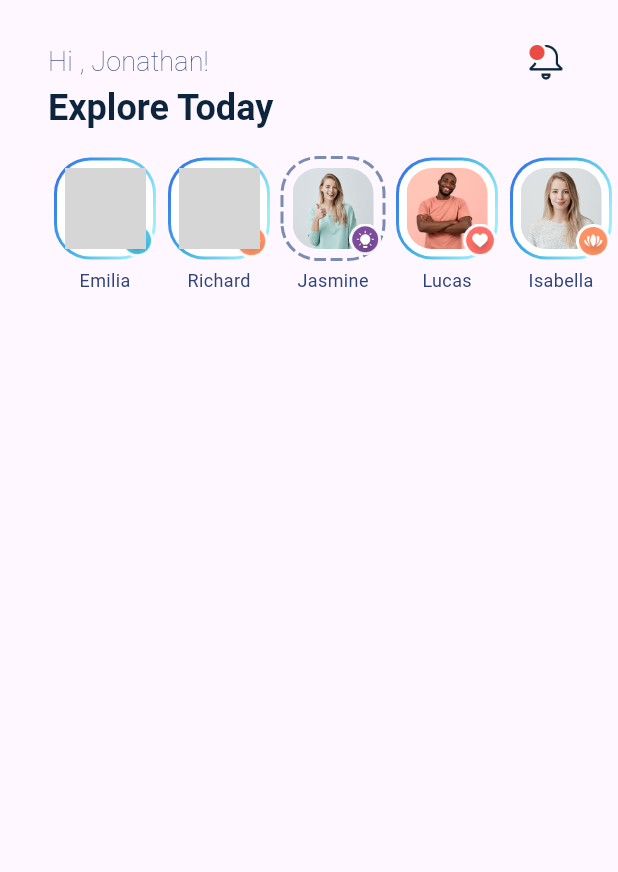
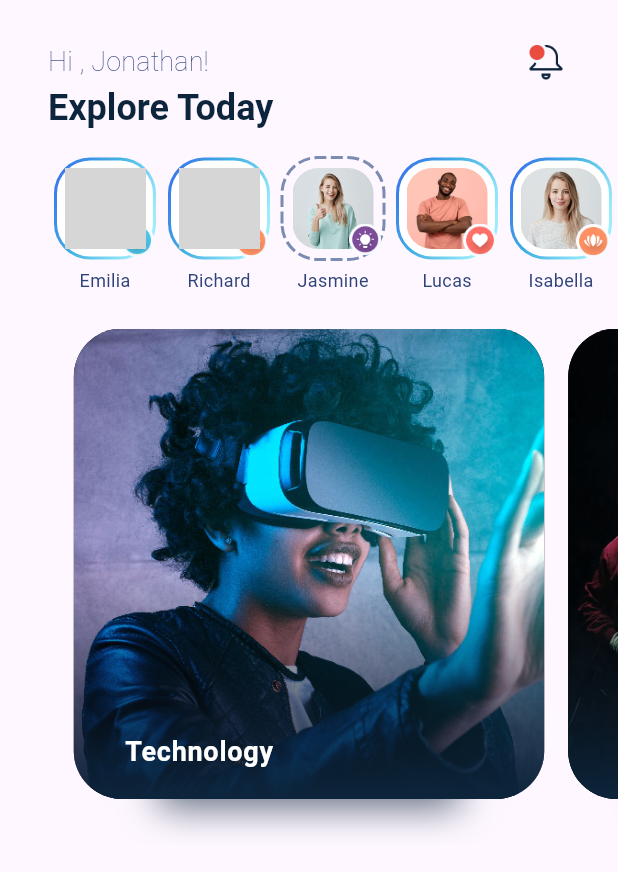
Before and after one commit to mohammadhoseinmoradi/blogClubFlutter, a Flutter app: the screen it shows after launch, on a phone screen of 412 x 824 dp. Shown: the top 872 px of the screen. Run offline on Flutter 3.47's test engine with Material 3 defaults, Android fonts, the phone set to English and light mode, and no system bars; drawn by our look-alikes of carousel_slider, dotted_border; Roboto replaces fonts that are missing (Avenir); grey boxes are pictures that could not be loaded.

```diff
--- a/blogclub/lib/main.dart
+++ b/blogclub/lib/main.dart
@@ -1,6 +1,7 @@
 import 'package:dotted_border/dotted_border.dart';
 import 'package:flutter/material.dart';
 import './data.dart';
+import 'package:carousel_slider/carousel_slider.dart';
 
 void main() {
   runApp(const MyApp());
@@ -48,7 +49,12 @@ class MyApp extends StatelessWidget {
             bodyMedium: TextStyle(
                 fontFamily: DefaultFontFamily,
                 color: secondaryTextColor,
-                fontSize: 12)),
+                fontSize: 12),
+            bodyLarge: TextStyle(
+                fontFamily: DefaultFontFamily,
+                fontWeight: FontWeight.bold,
+                color: primaryTextcolor,
+                fontSize: 18)),
       ),
       home: const HomeScreen(),
     );
@@ -92,11 +98,94 @@ class HomeScreen extends StatelessWidget {
                 style: themeData.textTheme.headlineLarge,
               ),
             ),
-            _StoryList(stories: stories, themeData: themeData)
+            _StoryList(stories: stories, themeData: themeData),
+            const SizedBox(
+              height: 16,
+            ),
+            const _CategoryList()
           ],
         ),
       ),
     ));
+  }
+}
+
+class _CategoryList extends StatelessWidget {
+  const _CategoryList({
+    super.key,
+  });
+
+  @override
+  Widget build(BuildContext context) {
+    final categories = AppDatabase.categories;
+    return CarouselSlider.builder(
+        itemCount: categories.length,
+        itemBuilder: (context, index, realIndex) {
+          return _CategoryItem(
+            category: categories[realIndex],
+          );
+        },
+        options: CarouselOptions(
+          scrollDirection: Axis.horizontal,
+          viewportFraction: 0.8,
+          aspectRatio: 1.2,
+          initialPage: 0,
+          disableCenter: true,
+          enableInfiniteScroll: false,
+          enlargeCenterPage: true,
+          enlargeStrategy: CenterPageEnlargeStrategy.height,
+        ));
+  }
+}
+
+class _CategoryItem extends StatelessWidget {
+  final Category category;
+  const _CategoryItem({
+    super.key,
+    required this.category,
+  });
+
+  @override
+  Widget build(BuildContext context) {
+    return Stack(children: [
+      Positioned.fill(
+          top: 100,
+          right: 65,
+          left: 65,
+          bottom: 24,
+          child: Container(
+            decoration: const BoxDecoration(
+              boxShadow: [BoxShadow(blurRadius: 20, color: Color(0xaa0d253c))],
+            ),
+          )),
+      Container(
+        margin: const EdgeInsets.fromLTRB(8, 0, 8, 16),
+        foregroundDecoration: BoxDecoration(
+            borderRadius: BorderRadius.circular(32),
+            gradient: const LinearGradient(
+                begin: Alignment.bottomCenter,
+                end: Alignment.center,
+                colors: [Color(0xff0d253c), Colors.transparent])),
+        decoration: BoxDecoration(
+            color: Colors.black, borderRadius: BorderRadius.circular(32)),
+        child: ClipRRect(
+          borderRadius: BorderRadius.circular(32),
+          child: Image.asset(
+            'assets/img/posts/large/${category.imageFileName}',
+            fit: BoxFit.cover,
+          ),
+        ),
+      ),
+      Positioned(
+        bottom: 48,
+        left: 42,
+        child: Text(
+          category.title,
+          style:
+              Theme.of(context).textTheme.bodyLarge!.apply(color: Colors.white),
+        ),
+      )
+    ]);
   }
 }
 
--- a/blogclub/pubspec.yaml
+++ b/blogclub/pubspec.yaml
@@ -36,6 +36,7 @@ dependencies:
   # Use with the CupertinoIcons class for iOS style icons.
   cupertino_icons: ^1.0.8
   dotted_border: ^2.1.0
+  carousel_slider: ^5.0.0
 
 dev_dependencies:
   flutter_test:
```
Also changed, not shown: blogclub/pubspec.lock.
